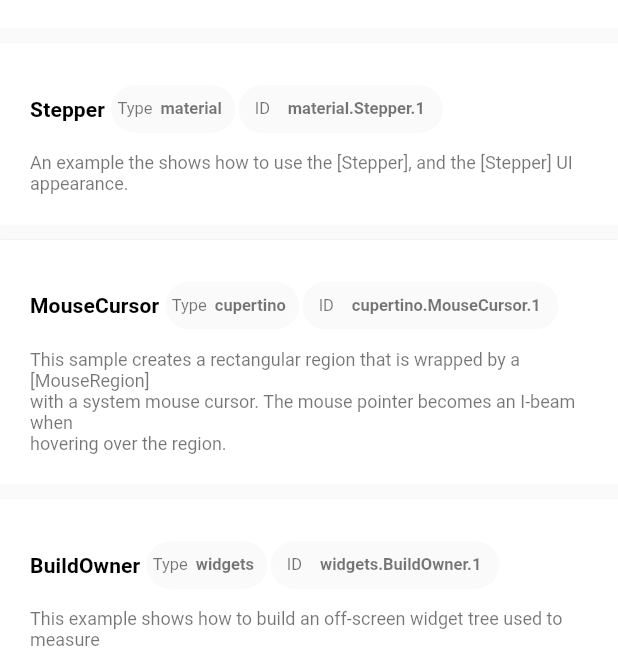
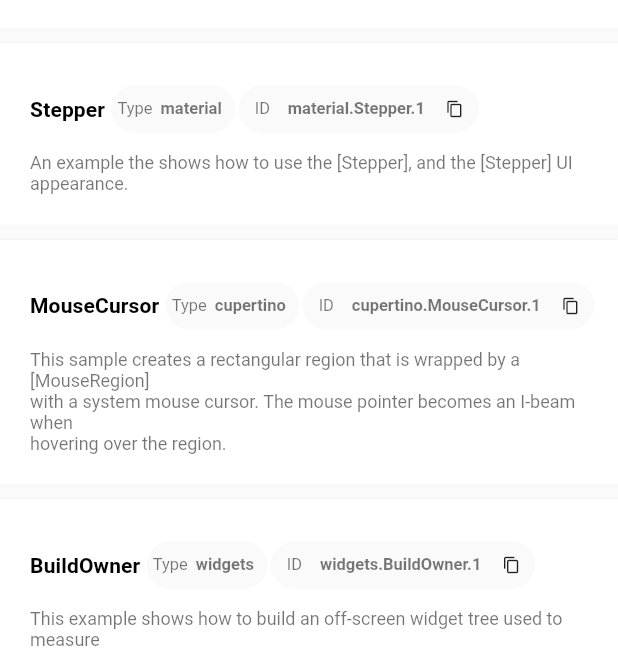
Before and after one commit to coodoo-io/flutter_samples_search, a Flutter app: the screen it shows after launch, scrolled down 2304 dp, on a phone screen of 412 x 824 dp. Shown: the part 308-959 px from the top of the screen. Run offline on Flutter 3.47's test engine with Material 2 defaults, Android fonts, the phone set to English and light mode, and no system bars.

Commit message:
copy to clipboard

```diff
--- a/lib/main.dart
+++ b/lib/main.dart
@@ -2,10 +2,13 @@ import 'dart:convert';
 import 'dart:async';
 import 'package:flutter/material.dart';
 import 'package:samples/sample.dart';
+import 'package:flutter/services.dart';
+
 void main() {
   runApp(const App());
 }
 
+final GlobalKey<ScaffoldMessengerState> rootScaffoldMessengerKey = GlobalKey<ScaffoldMessengerState>();
 class App extends StatelessWidget {
   const App({Key? key}) : super(key: key);
 
@@ -13,6 +16,7 @@ class App extends StatelessWidget {
   Widget build(BuildContext context) {
     final theme = Theme.of(context);
     return MaterialApp(
+      scaffoldMessengerKey: rootScaffoldMessengerKey,
       debugShowCheckedModeBanner: false,
       title: 'Flutter Samples',
       theme: ThemeData.light().copyWith(scaffoldBackgroundColor: Colors.grey[50]),
@@ -20,6 +24,7 @@ class App extends StatelessWidget {
     );
   }
 }
+
 
 class HomePage extends StatefulWidget {
   const HomePage({
@@ -152,8 +157,7 @@ class SampleRow extends StatelessWidget {
                       style: theme.textTheme.caption?.copyWith(
                         fontSize: 11,
                       )),
-                  label: Text(sample.sampleLibrary,
-                      style: theme.textTheme.caption?.copyWith(fontSize: 11, fontWeight: FontWeight.bold)),
+                  label: Text(sample.sampleLibrary, style: theme.textTheme.caption?.copyWith(fontSize: 11, fontWeight: FontWeight.bold)),
                 ),
                 Chip(
                   labelPadding: const EdgeInsets.symmetric(horizontal: 5, vertical: 0),
@@ -163,9 +167,22 @@ class SampleRow extends StatelessWidget {
                       style: theme.textTheme.caption?.copyWith(
                         fontSize: 11,
                       )),
-                  label: SelectableText(sample.id,
-                      toolbarOptions: const ToolbarOptions(copy: true, selectAll: true, cut: false, paste: false),
-                      style: theme.textTheme.caption?.copyWith(fontSize: 11, fontWeight: FontWeight.bold)),
+                  label: SelectableText(
+                    sample.id,
+                    toolbarOptions: const ToolbarOptions(copy: true, selectAll: true, cut: false, paste: false),
+                    style: theme.textTheme.caption?.copyWith(fontSize: 11, fontWeight: FontWeight.bold),
+                  ),
+                  deleteIcon: const Icon(
+                    Icons.copy,
+                    size: 12,
+                  ),
+                  deleteButtonTooltipMessage: 'Copy ID to clipboard',
+                  onDeleted: () {
+                    Clipboard.setData(ClipboardData(text: sample.id)).then((_) {
+                      rootScaffoldMessengerKey.currentState!.removeCurrentSnackBar();
+                      rootScaffoldMessengerKey.currentState!.showSnackBar(SnackBar(content: Text("Sample ID copied to clipboard: ${sample.id}")));
+                    });
+                  },
                 ),
               ],
             ),
```
